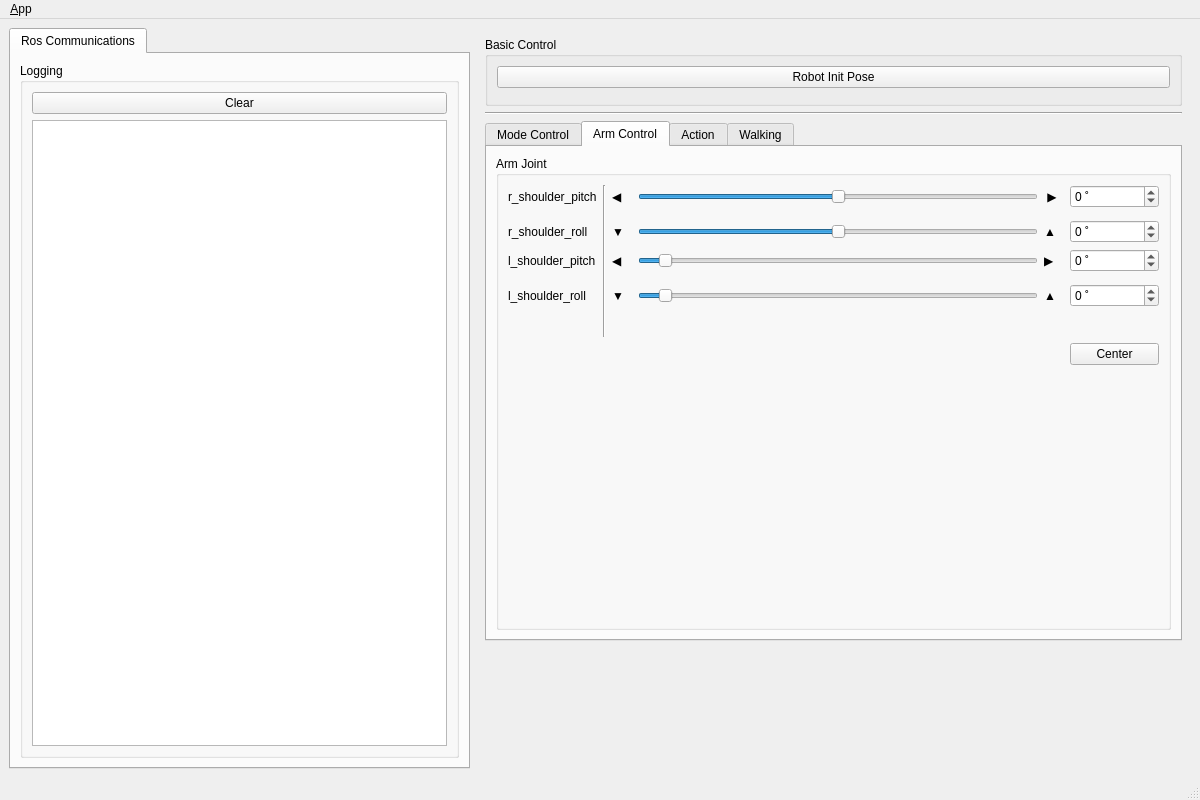
This is robotis_engineer_control_gui/ui/main_window.ui in JaehyunShim/robotis_engineer as Qt 5 draws it before an edit. The edited form follows.
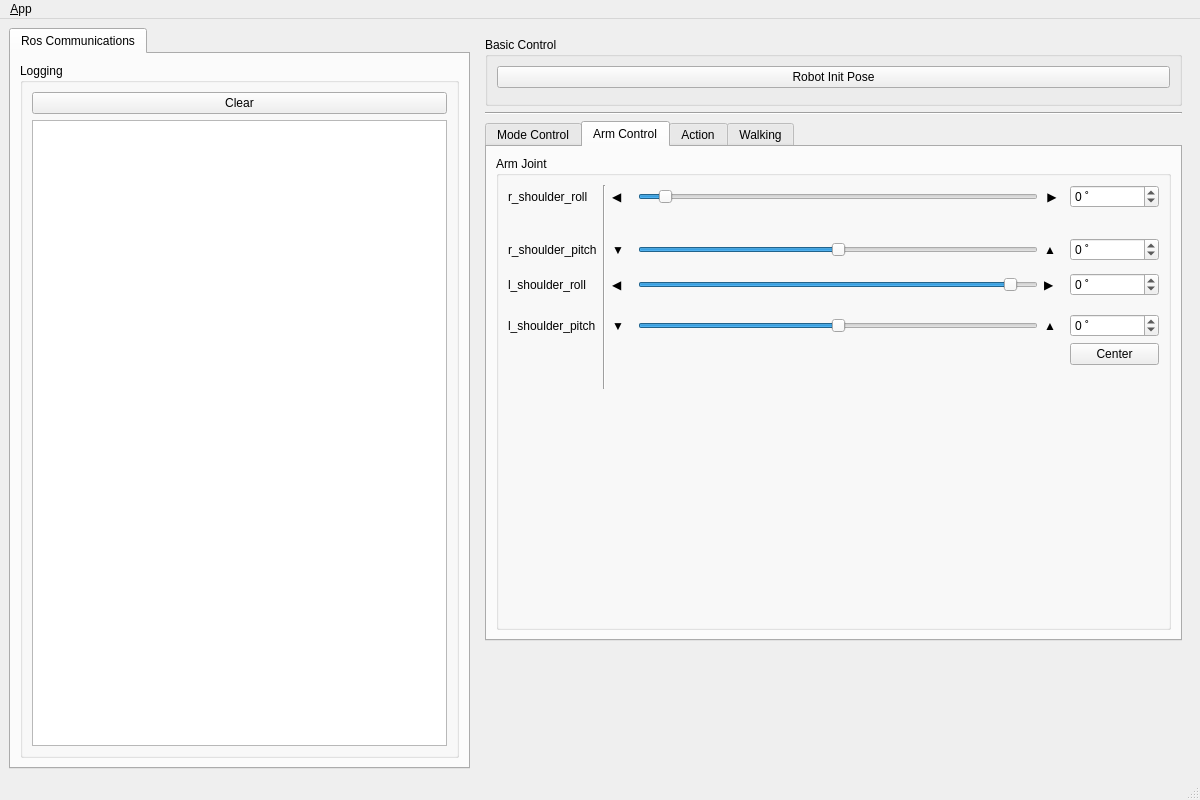
This is the edited form. The open tabs and pages were chosen to show the change. Icons and pictures are not drawn.

The edit to the form file:
```diff
--- a/robotis_engineer_control_gui/ui/main_window.ui
+++ b/robotis_engineer_control_gui/ui/main_window.ui
@@ -183,7 +183,27 @@
               <string>Arm Joint</string>
              </property>
              <layout class="QGridLayout" name="gridLayout_6">
-              <item row="2" column="5">
+              <item row="7" column="6">
+               <widget class="QLabel" name="label_8">
+                <property name="text">
+                 <string>▶</string>
+                </property>
+               </widget>
+              </item>
+              <item row="5" column="2">
+               <widget class="QLabel" name="label_5">
+                <property name="maximumSize">
+                 <size>
+                  <width>20</width>
+                  <height>16777215</height>
+                 </size>
+                </property>
+                <property name="text">
+                 <string>▼</string>
+                </property>
+               </widget>
+              </item>
+              <item row="0" column="6">
                <widget class="QLabel" name="label_6">
                 <property name="maximumSize">
                  <size>
@@ -192,48 +212,45 @@
                  </size>
                 </property>
                 <property name="text">
-                 <string>▲</string>
-                </property>
-               </widget>
-              </item>
-              <item row="5" column="6" colspan="2">
-               <widget class="QSpinBox" name="l_shoulder_roll_spinbox">
-                <property name="suffix">
-                 <string> ˚</string>
-                </property>
-                <property name="minimum">
-                 <number>-5</number>
-                </property>
-                <property name="maximum">
-                 <number>90</number>
-                </property>
-                <property name="singleStep">
-                 <number>3</number>
+                 <string> ▶ </string>
                 </property>
                </widget>
               </item>
               <item row="5" column="0">
                <widget class="QLabel" name="label_3">
                 <property name="text">
-                 <string>l_shoulder_roll</string>
+                 <string>r_shoulder_pitch</string>
                 </property>
                </widget>
               </item>
-              <item row="0" column="1" rowspan="11">
+              <item row="5" column="6">
+               <widget class="QLabel" name="label_6">
+                <property name="maximumSize">
+                 <size>
+                  <width>20</width>
+                  <height>16777215</height>
+                 </size>
+                </property>
+                <property name="text">
+                 <string>▲</string>
+                </property>
+               </widget>
+              </item>
+              <item row="7" column="2">
+               <widget class="QLabel" name="label_7">
+                <property name="text">
+                 <string>◀</string>
+                </property>
+               </widget>
+              </item>
+              <item row="0" column="1" rowspan="16">
                <widget class="Line" name="line_7">
                 <property name="orientation">
                  <enum>Qt::Vertical</enum>
                 </property>
                </widget>
               </item>
-              <item row="3" column="0">
-               <widget class="QLabel" name="label_4">
-                <property name="text">
-                 <string>l_shoulder_pitch</string>
-                </property>
-               </widget>
-              </item>
-              <item row="12" column="0">
+              <item row="17" column="0">
                <spacer name="verticalSpacer_4">
                 <property name="orientation">
                  <enum>Qt::Vertical</enum>
@@ -246,115 +263,70 @@
                 </property>
                </spacer>
               </item>
-              <item row="5" column="5">
-               <widget class="QLabel" name="label_8">
-                <property name="text">
-                 <string>▲</string>
+              <item row="0" column="2">
+               <widget class="QLabel" name="label_5">
+                <property name="maximumSize">
+                 <size>
+                  <width>20</width>
+                  <height>16777215</height>
+                 </size>
                 </property>
-               </widget>
-              </item>
-              <item row="3" column="2">
-               <widget class="QLabel" name="label_7">
                 <property name="text">
                  <string>◀</string>
                 </property>
                </widget>
               </item>
-              <item row="2" column="0">
+              <item row="10" column="2">
+               <widget class="QLabel" name="label_7">
+                <property name="text">
+                 <string>▼</string>
+                </property>
+               </widget>
+              </item>
+              <item row="0" column="4">
+               <widget class="QSlider" name="r_shoulder_roll_slider">
+                <property name="maximumSize">
+                 <size>
+                  <width>400</width>
+                  <height>16777215</height>
+                 </size>
+                </property>
+                <property name="minimum">
+                 <number>-5</number>
+                </property>
+                <property name="maximum">
+                 <number>90</number>
+                </property>
+                <property name="singleStep">
+                 <number>3</number>
+                </property>
+                <property name="orientation">
+                 <enum>Qt::Horizontal</enum>
+                </property>
+               </widget>
+              </item>
+              <item row="11" column="7">
+               <widget class="QPushButton" name="button_arm_center">
+                <property name="text">
+                 <string>Center</string>
+                </property>
+               </widget>
+              </item>
+              <item row="0" column="0">
                <widget class="QLabel" name="label_3">
                 <property name="text">
                  <string>r_shoulder_roll</string>
                 </property>
                </widget>
               </item>
+              <item row="10" column="6">
+               <widget class="QLabel" name="label_8">
+                <property name="text">
+                 <string>▲</string>
+                </property>
+               </widget>
+              </item>
               <item row="5" column="4">
-               <widget class="QSlider" name="l_shoulder_roll_slider">
-                <property name="maximumSize">
-                 <size>
-                  <width>400</width>
-                  <height>16777215</height>
-                 </size>
-                </property>
-                <property name="minimum">
-                 <number>-5</number>
-                </property>
-                <property name="maximum">
-                 <number>90</number>
-                </property>
-                <property name="singleStep">
-                 <number>3</number>
-                </property>
-                <property name="orientation">
-                 <enum>Qt::Horizontal</enum>
-                </property>
-               </widget>
-              </item>
-              <item row="2" column="2">
-               <widget class="QLabel" name="label_5">
-                <property name="maximumSize">
-                 <size>
-                  <width>20</width>
-                  <height>16777215</height>
-                 </size>
-                </property>
-                <property name="text">
-                 <string>▼</string>
-                </property>
-               </widget>
-              </item>
-              <item row="0" column="0">
-               <widget class="QLabel" name="label_3">
-                <property name="text">
-                 <string>r_shoulder_pitch</string>
-                </property>
-               </widget>
-              </item>
-              <item row="3" column="5">
-               <widget class="QLabel" name="label_8">
-                <property name="text">
-                 <string>▶</string>
-                </property>
-               </widget>
-              </item>
-              <item row="2" column="4">
-               <widget class="QSlider" name="l_shoulder_pitch_slider">
-                <property name="maximumSize">
-                 <size>
-                  <width>400</width>
-                  <height>16777215</height>
-                 </size>
-                </property>
-                <property name="minimum">
-                 <number>-50</number>
-                </property>
-                <property name="maximum">
-                 <number>50</number>
-                </property>
-                <property name="singleStep">
-                 <number>3</number>
-                </property>
-                <property name="orientation">
-                 <enum>Qt::Horizontal</enum>
-                </property>
-               </widget>
-              </item>
-              <item row="0" column="6" colspan="2">
-               <widget class="QSpinBox" name="r_shoulder_pitch_spinbox">
-                <property name="suffix">
-                 <string> ˚</string>
-                </property>
-                <property name="minimum">
-                 <number>-50</number>
-                </property>
-                <property name="maximum">
-                 <number>50</number>
-                </property>
-                <property name="singleStep">
-                 <number>3</number>
-                </property>
-               </widget>
-              </item>
-              <item row="0" column="4">
                <widget class="QSlider" name="r_shoulder_pitch_slider">
                 <property name="maximumSize">
                  <size>
@@ -376,62 +348,23 @@
                 </property>
                </widget>
               </item>
-              <item row="0" column="2">
-               <widget class="QLabel" name="label_5">
-                <property name="maximumSize">
-                 <size>
-                  <width>20</width>
-                  <height>16777215</height>
-                 </size>
-                </property>
-                <property name="text">
-                 <string>◀</string>
-                </property>
-               </widget>
-              </item>
-              <item row="5" column="2">
-               <widget class="QLabel" name="label_7">
-                <property name="text">
-                 <string>▼</string>
-                </property>
-               </widget>
-              </item>
-              <item row="0" column="5">
-               <widget class="QLabel" name="label_6">
-                <property name="maximumSize">
-                 <size>
-                  <width>20</width>
-                  <height>16777215</height>
-                 </size>
-                </property>
-                <property name="text">
-                 <string> ▶ </string>
-                </property>
-               </widget>
-              </item>
-              <item row="3" column="4">
-               <widget class="QSlider" name="r_shoulder_roll_slider">
-                <property name="maximumSize">
-                 <size>
-                  <width>400</width>
-                  <height>16777215</height>
-                 </size>
+              <item row="5" column="7">
+               <widget class="QSpinBox" name="r_shoulder_pitch_spinbox">
+                <property name="suffix">
+                 <string> ˚</string>
                 </property>
                 <property name="minimum">
-                 <number>-5</number>
+                 <number>-50</number>
                 </property>
                 <property name="maximum">
-                 <number>90</number>
+                 <number>50</number>
                 </property>
                 <property name="singleStep">
                  <number>3</number>
                 </property>
-                <property name="orientation">
-                 <enum>Qt::Horizontal</enum>
-                </property>
                </widget>
               </item>
-              <item row="3" column="6" colspan="2">
+              <item row="0" column="7">
                <widget class="QSpinBox" name="r_shoulder_roll_spinbox">
                 <property name="suffix">
                  <string> ˚</string>
@@ -447,7 +380,65 @@
                 </property>
                </widget>
               </item>
-              <item row="2" column="6" colspan="2">
+              <item row="10" column="4">
+               <widget class="QSlider" name="l_shoulder_pitch_slider">
+                <property name="maximumSize">
+                 <size>
+                  <width>400</width>
+                  <height>16777215</height>
+                 </size>
+                </property>
+                <property name="minimum">
+                 <number>-50</number>
+                </property>
+                <property name="maximum">
+                 <number>50</number>
+                </property>
+                <property name="singleStep">
+                 <number>3</number>
+                </property>
+                <property name="orientation">
+                 <enum>Qt::Horizontal</enum>
+                </property>
+               </widget>
+              </item>
+              <item row="10" column="0">
+               <widget class="QLabel" name="label_4">
+                <property name="text">
+                 <string>l_shoulder_pitch</string>
+                </property>
+               </widget>
+              </item>
+              <item row="7" column="4">
+               <widget class="QSlider" name="l_shoulder_roll_slider">
+                <property name="maximumSize">
+                 <size>
+                  <width>400</width>
+                  <height>16777215</height>
+                 </size>
+                </property>
+                <property name="minimum">
+                 <number>-90</number>
+                </property>
+                <property name="maximum">
+                 <number>5</number>
+                </property>
+                <property name="singleStep">
+                 <number>3</number>
+                </property>
+                <property name="orientation">
+                 <enum>Qt::Horizontal</enum>
+                </property>
+               </widget>
+              </item>
+              <item row="7" column="0">
+               <widget class="QLabel" name="label_3">
+                <property name="text">
+                 <string>l_shoulder_roll</string>
+                </property>
+               </widget>
+              </item>
+              <item row="10" column="7">
                <widget class="QSpinBox" name="l_shoulder_pitch_spinbox">
                 <property name="suffix">
                  <string> ˚</string>
@@ -463,10 +454,19 @@
                 </property>
                </widget>
               </item>
-              <item row="11" column="6" colspan="2">
-               <widget class="QPushButton" name="button_arm_center">
-                <property name="text">
-                 <string>Center</string>
+              <item row="7" column="7">
+               <widget class="QSpinBox" name="l_shoulder_roll_spinbox">
+                <property name="suffix">
+                 <string> ˚</string>
+                </property>
+                <property name="minimum">
+                 <number>-90</number>
+                </property>
+                <property name="maximum">
+                 <number>5</number>
+                </property>
+                <property name="singleStep">
+                 <number>3</number>
                 </property>
                </widget>
               </item>
```
Left out of the diff: 4 changed lines with no effect on the pictures.
